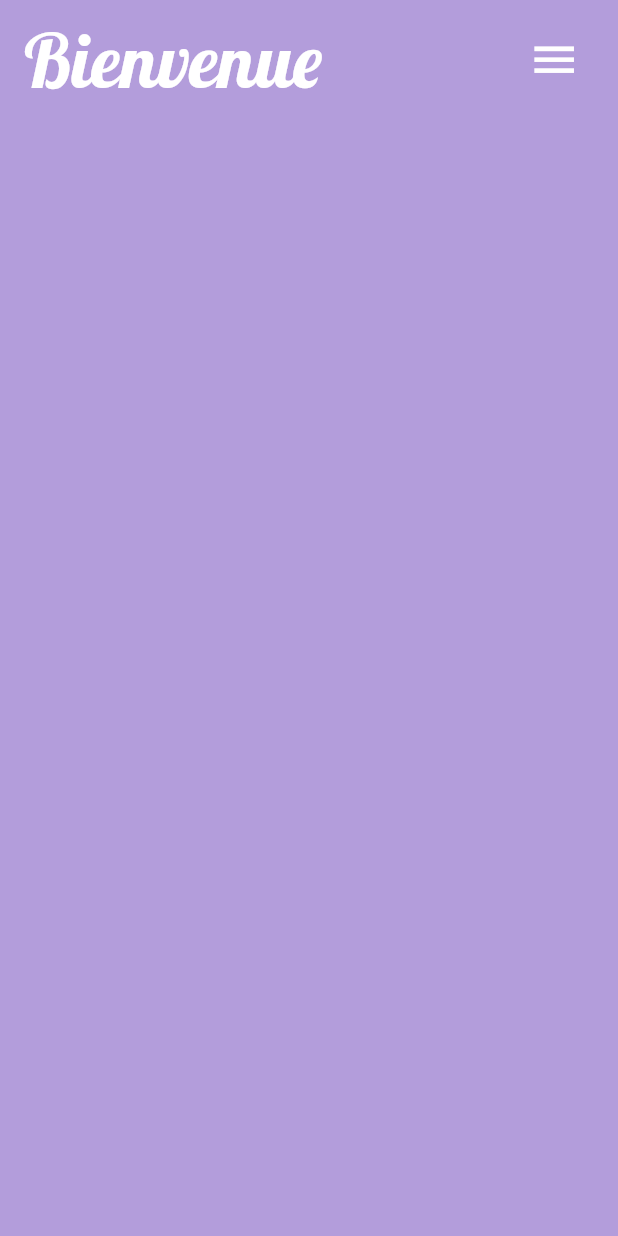
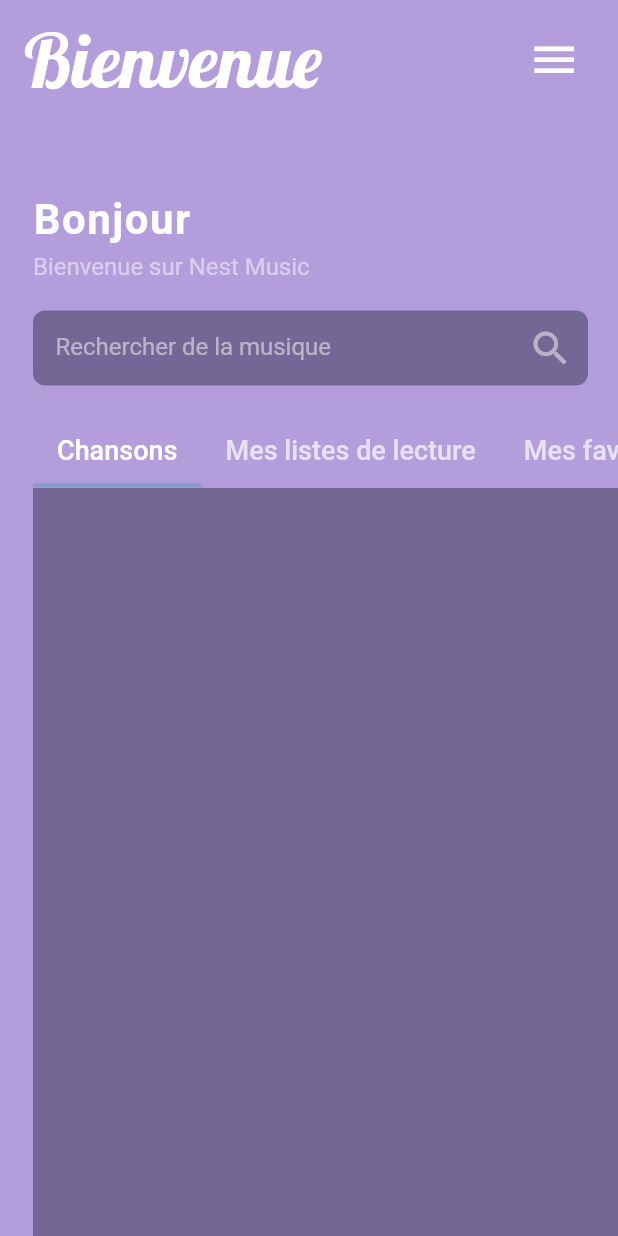
Before and after one commit to IvanJimenezRuisanchez/Nest_music, a Flutter app: the screen it shows once a user with an empty profile is signed in, on a phone screen of 412 x 824 dp. Run offline on Flutter 3.47's test engine with Material 2 defaults, Android fonts, the phone set to English and light mode, and no system bars; our stand-ins replace cloud_firestore, firebase_auth, firebase_core; accounts and stored records are empty.

Commit message:
Ajout des tabs dans le home page

```diff
--- a/lib/pages/home_page.dart
+++ b/lib/pages/home_page.dart
@@ -11,13 +11,14 @@ class Homepage extends StatefulWidget {
 
 class _HomepageState extends State<Homepage> {
   final user = FirebaseAuth.instance.currentUser!;
-
   @override
   Widget build(BuildContext context) {
-    return Container(
+    return DefaultTabController(
+        length: 4,
         child: Scaffold(
           extendBodyBehindAppBar: true,
           resizeToAvoidBottomInset: false,
+          backgroundColor: Colors.deepPurple[200],
           appBar: PreferredSize(
           preferredSize: Size.fromHeight(80.0),
           child:  AppBar(
@@ -35,11 +36,109 @@ class _HomepageState extends State<Homepage> {
               SizedBox(width: 20,)
             ],
           )),
-          body: Container(
-            color: Colors.deepPurple[200],
-          ),
-        ),
-    );
+          body: SafeArea(
+            child: Padding(
+              padding: EdgeInsets.only(
+                top: 20,
+                left: 22),
+              child: Column(
+                crossAxisAlignment: CrossAxisAlignment.start,
+                children: [
+                  SizedBox(height: 30,),
+                  Padding(padding: EdgeInsets.only(bottom: 5),
+                    child: Text('Bonjour',
+                      style: TextStyle(
+                        fontSize: 28,
+                        fontWeight: FontWeight.bold,
+                        letterSpacing: 1,
+                        color: Colors.white
+                      ),),),
+                  Padding(padding: EdgeInsets.only(bottom: 5),
+                    child: Text('Bienvenue sur Nest Music',
+                      style: TextStyle(
+                          fontSize: 16,
+                          color: Colors.white.withOpacity(0.5)
+                      ),),),
+                  Padding(
+                    padding: EdgeInsets.only(top: 15,right: 20,bottom: 20),
+                    child: Container(
+                      height: 50,
+                      width: 380,
+                      decoration: BoxDecoration(
+                        color: Color(0xFF31314F).withOpacity(0.5),
+                        borderRadius: BorderRadius.circular(8),
+                      ),
+                      child: Row(
+                        mainAxisAlignment: MainAxisAlignment.spaceBetween,
+                        children: [
+                          Container(
+                           margin: EdgeInsets.symmetric(horizontal: 15),
+                            height: 50,
+                            width: 200,
+                            child: TextFormField(
+                              decoration: InputDecoration(
+                                hintText: 'Rechercher de la musique',
+                                hintStyle: TextStyle(
+                                  color: Colors.white.withOpacity(0.5),
+                                ),
+                                border: InputBorder.none
+                              ),
+                            ),
+                            ),
+                          Padding(padding: EdgeInsets.symmetric(horizontal: 10),
+                          child: Icon(
+                            Icons.search,
+                            size: 30,
+                            color: Colors.white.withOpacity(0.5),
+                          ),)
+                        ],
+                      ),
+                    ),
+                  ),
+                  TabBar(
+                    isScrollable: true,
+                    labelStyle: TextStyle(
+                      fontSize: 18
+                    ),
+                    indicator: BoxDecoration(
+                      border: Border(
+                        bottom: BorderSide(
+                          width: 3,
+                          color: Color(0xFF899CCF)
+                        ),
+                      )
+                    ),
+                    tabs: [
+                      Tab(text: 'Chansons',),
+                      Tab(text: 'Mes listes de lecture',),
+                      Tab(text: 'Mes favoris',),
+                      Tab(text: 'Nouveautés',),
+                    ],
+                  ),
+                      Flexible(
+                        flex: 1,
+                        child: TabBarView(
+                          children: [
+                            Container(
+                              color: Color(0xFF31314F).withOpacity(0.5),
+                            ),
+                            Container(
+                              color: Color(0xFF31314F).withOpacity(0.5),
+                            ),
+                            Container(
+                              color: Color(0xFF31314F).withOpacity(0.5),
+                            ),
+                            Container(
+                              color: Color(0xFF31314F).withOpacity(0.5),
+                            ),
+                          ],
+                        ))
+                ],
+              ),
+              ),
+            ),
+          )
+        );
   }
 
   Widget userInterface(){
```
